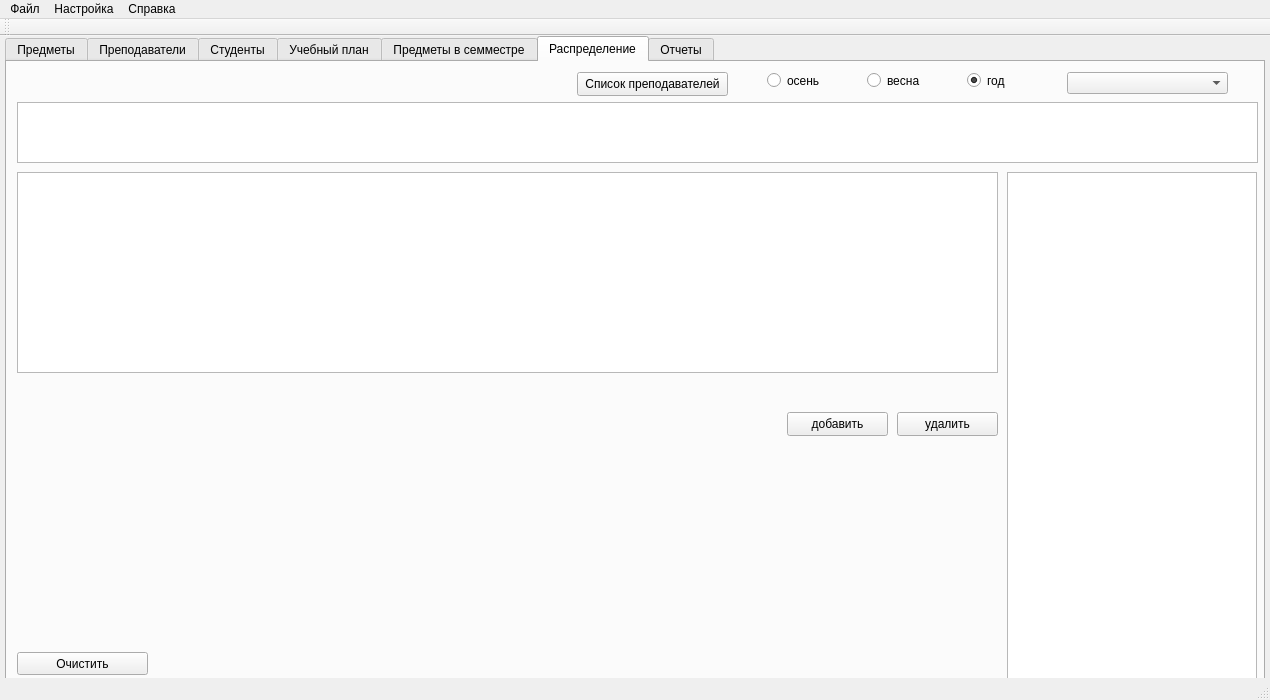
This is mainwindow.ui in alexeypertcev/ksu-ivt-nagruzka as Qt 5 draws it before an edit. The edited form follows.
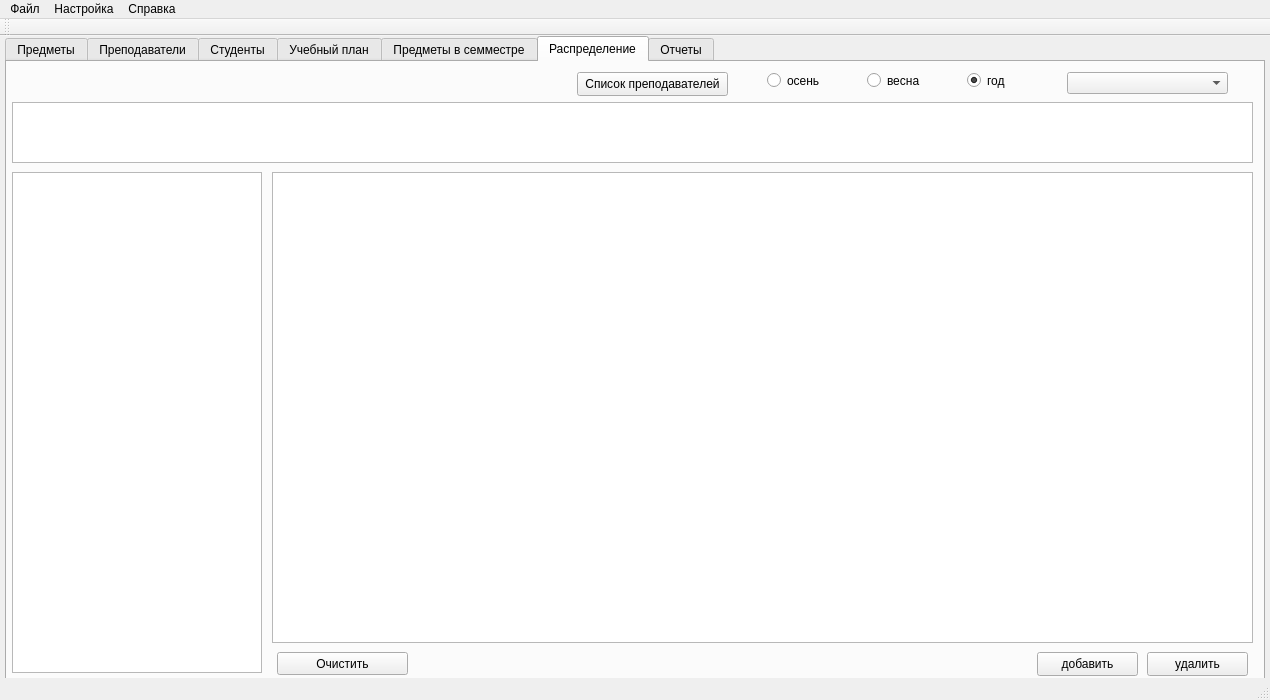
This is the edited form. The open tabs and pages were chosen to show the change. Custom widgets are drawn as their Qt base class.

Diff of the .ui file:
```diff
--- a/mainwindow.ui
+++ b/mainwindow.ui
@@ -375,12 +375,15 @@
      <widget class="SaveIdTableView" name="tableView_6">
       <property name="geometry">
        <rect>
-        <x>1000</x>
+        <x>5</x>
         <y>110</y>
         <width>250</width>
-        <height>511</height>
+        <height>501</height>
        </rect>
       </property>
+      <property name="gridStyle">
+       <enum>Qt::SolidLine</enum>
+      </property>
       <attribute name="verticalHeaderVisible">
        <bool>false</bool>
       </attribute>
@@ -391,8 +394,8 @@
      <widget class="QPushButton" name="pushButton_add_distribution">
       <property name="geometry">
        <rect>
-        <x>780</x>
-        <y>350</y>
+        <x>1030</x>
+        <y>590</y>
         <width>101</width>
         <height>24</height>
        </rect>
@@ -404,8 +407,8 @@
      <widget class="QPushButton" name="pushButton_del_distribution">
       <property name="geometry">
        <rect>
-        <x>890</x>
-        <y>350</y>
+        <x>1140</x>
+        <y>590</y>
         <width>101</width>
         <height>24</height>
        </rect>
@@ -417,7 +420,7 @@
      <widget class="QTableView" name="tableView_7">
       <property name="geometry">
        <rect>
-        <x>10</x>
+        <x>5</x>
         <y>40</y>
         <width>1241</width>
         <height>61</height>
@@ -436,10 +439,10 @@
      <widget class="QTableView" name="tableView_8">
       <property name="geometry">
        <rect>
-        <x>10</x>
+        <x>265</x>
         <y>110</y>
         <width>981</width>
-        <height>201</height>
+        <height>471</height>
        </rect>
       </property>
       <attribute name="verticalHeaderVisible">
@@ -520,7 +523,7 @@
      <widget class="QPushButton" name="pushButton_clear_distribution">
       <property name="geometry">
        <rect>
-        <x>10</x>
+        <x>270</x>
         <y>590</y>
         <width>131</width>
         <height>23</height>
```
Left out of the diff: 22 changed lines with no effect on the pictures.
